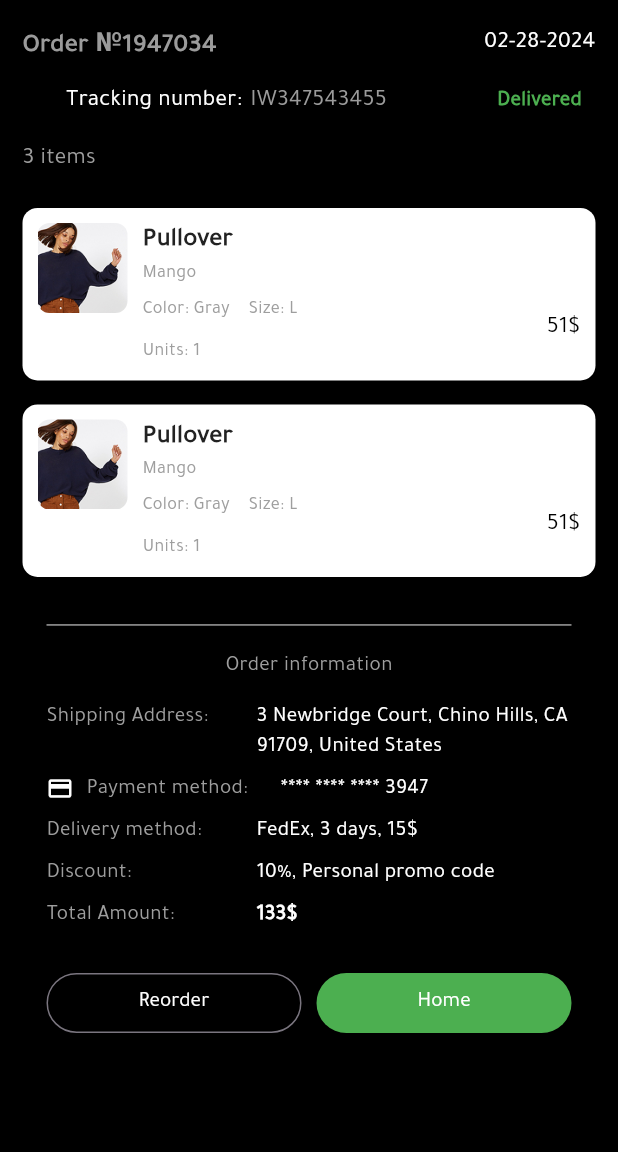
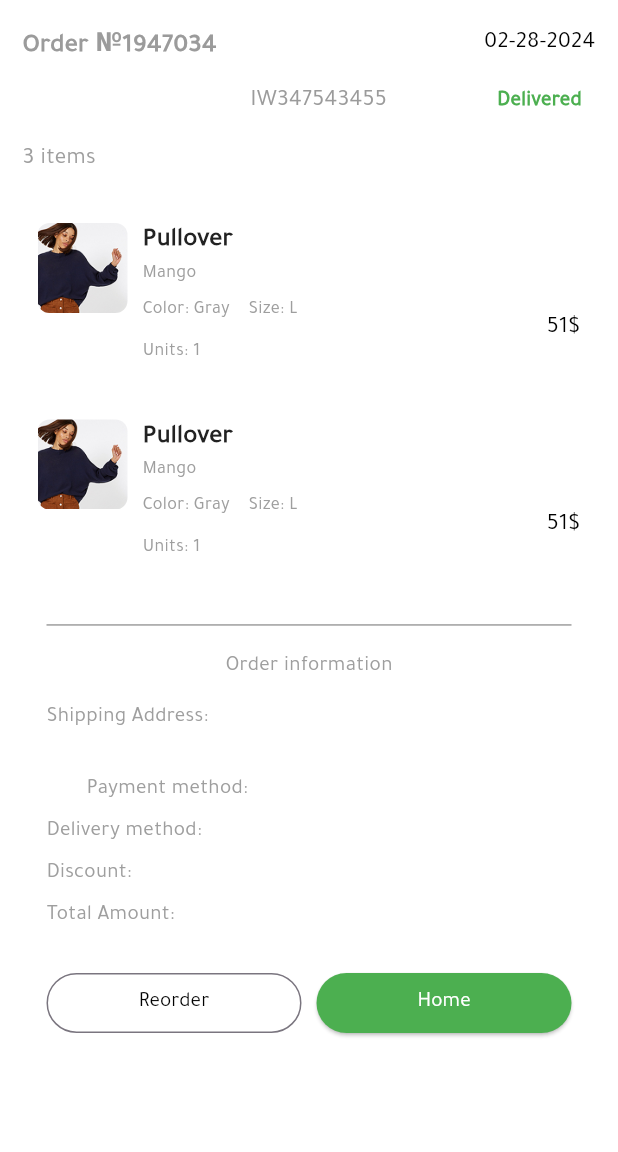
Before and after one commit to ideasandconceptsit/khayat_team1, a Flutter app: the DetailsView screen opened by its route, on a phone screen of 412 x 824 dp, the part 84-1236 px from its top. Run offline on Flutter 3.47's test engine with Material 3 defaults, Android fonts, the phone set to English and light mode, and no system bars; our stand-ins replace device_preview, dio, flutter_screenutil, flutter_svg, get, get_storage; missing offline and left inert: awesome_dio_interceptor; accounts and stored records are empty.

Commit message:
Update text colors to black in profile views and text styles

```diff
--- a/lib/core/utils/app_text_style.dart
+++ b/lib/core/utils/app_text_style.dart
@@ -19,13 +19,13 @@ abstract class AppStyles {
   static final tajawaltextStyle14 = TextStyle(
     fontSize: 14.sp,
     fontWeight: FontWeight.w400,
-    color: Colors.white,
+    color: Colors.black,
     fontFamily: 'Tajawal',
   );
   static final tajawaltextStyle11 = TextStyle(
     fontSize: 11.sp,
     fontWeight: FontWeight.w400,
-    color: Colors.white,
+    color: Colors.black,
     fontFamily: 'Tajawal',
   );
    static final tajawaltextStyle18 = TextStyle(
--- a/lib/features/profile/view/details_view.dart
+++ b/lib/features/profile/view/details_view.dart
@@ -16,7 +16,6 @@ class DetailsView extends StatelessWidget {
   @override
   Widget build(BuildContext context) {
     return Scaffold(
-      backgroundColor: AppColors.black,
       appBar: _buildAppBar(context),
       body: Padding(
         padding: const EdgeInsets.all(15.0),
--- a/lib/features/profile/view/my_order_view.dart
+++ b/lib/features/profile/view/my_order_view.dart
@@ -21,7 +21,6 @@ class _MyOrderViewState extends State<MyOrderView> {
   @override
   Widget build(BuildContext context) {
     return Scaffold(
-      backgroundColor: AppColors.black,
       appBar: _buildAppBar(context),
       body: CustomScrollView(
         slivers: [
--- a/lib/features/profile/view/profile_view.dart
+++ b/lib/features/profile/view/profile_view.dart
@@ -11,7 +11,6 @@ class ProfileView extends StatelessWidget {
   @override
   Widget build(BuildContext context) {
     return Scaffold(
-        backgroundColor: Colors.black,
           appBar: _buildAppBar(context),
       body: const Body(),
     );
--- a/lib/features/profile/view/widget/build_order_info_list.dart
+++ b/lib/features/profile/view/widget/build_order_info_list.dart
@@ -24,7 +24,7 @@ class BuildOderInfoList extends StatelessWidget {
                       Expanded(
                         child: OutlinedButton(
                           onPressed: () {},
-                          child: const Text('Reorder', style: TextStyle(color: Colors.white)),
+                          child: const Text('Reorder', style: TextStyle(color: Colors.black)),
                         ),
                       ),
                       const SizedBox(width: 10),
--- a/lib/features/profile/view/widget/profile_option.dart
+++ b/lib/features/profile/view/widget/profile_option.dart
@@ -17,7 +17,7 @@ class ProfileOption extends StatelessWidget {
           title: Text(
             title,
             style: AppStyles.tajawaltextStyle16.copyWith(
-              color: AppColors.grey
+              color: AppColors.black
             ),
           ),
           subtitle: Text(
```
